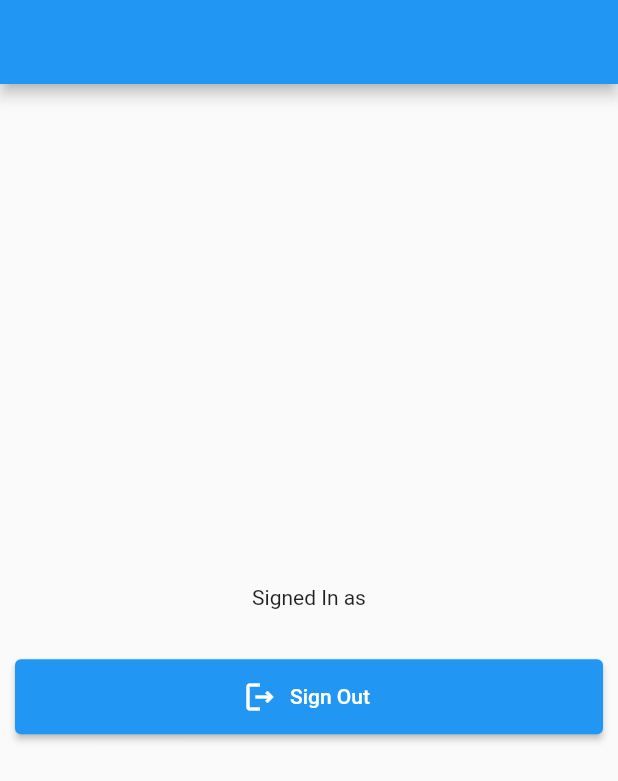
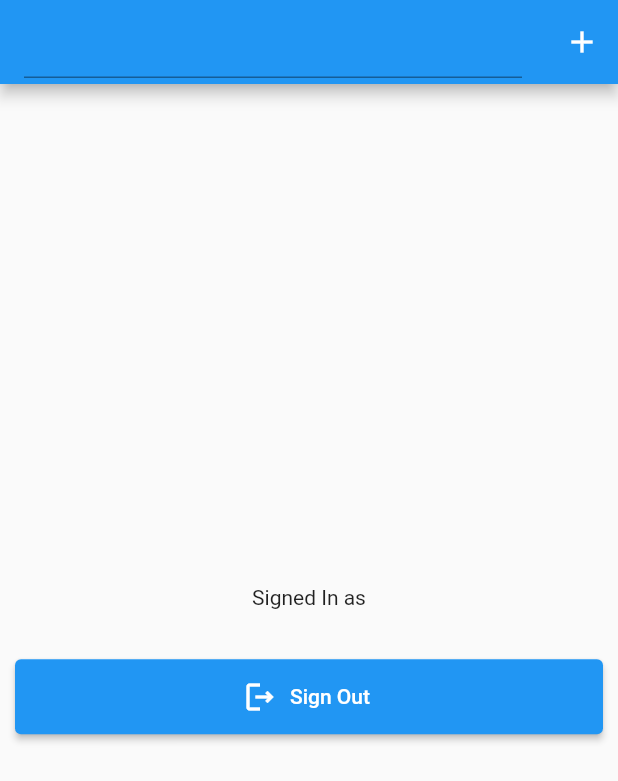
Before and after one commit to Zulfadlifauzi/flutter-firebase, a Flutter app: the screen it shows once a user with an empty profile is signed in, on a phone screen of 412 x 824 dp. Shown: the top 781 px of the screen. Run offline on Flutter 3.47's test engine with Material 2 defaults, Android fonts, the phone set to English and light mode, and no system bars; our stand-ins replace cloud_firestore, firebase_auth, firebase_core; accounts and stored records are empty.

```diff
--- /dev/null
+++ b/lib/models/add_user_model.dart
@@ -0,0 +1,9 @@
+class UserModel {
+  String? id;
+  String? name;
+  int? age;
+  DateTime? birthday;
+  UserModel({this.id = '', this.name, this.age, this.birthday});
+  Map<String, dynamic> toJson() =>
+      {'id': id, 'name': name, 'age': age, 'birthday': birthday};
+}
--- a/lib/screen/home_screen.dart
+++ b/lib/screen/home_screen.dart
@@ -1,7 +1,10 @@
+import 'package:cloud_firestore/cloud_firestore.dart';
+import 'package:donationapp/models/add_user_model.dart';
 import 'package:firebase_auth/firebase_auth.dart';
 import 'package:flutter/material.dart';
 import 'package:flutter/src/widgets/container.dart';
 import 'package:flutter/src/widgets/framework.dart';
+import 'package:uuid/uuid.dart';
 
 class HomeScreen extends StatefulWidget {
   const HomeScreen({super.key});
@@ -12,10 +15,24 @@ class HomeScreen extends StatefulWidget {
 
 class _HomeScreenState extends State<HomeScreen> {
   final userInfo = FirebaseAuth.instance.currentUser!;
+  TextEditingController controller = TextEditingController();
   @override
   Widget build(BuildContext context) {
     return Scaffold(
-      appBar: AppBar(),
+      appBar: AppBar(
+        title: TextFormField(
+          controller: controller,
+        ),
+        actions: [
+          IconButton(
+              onPressed: () {
+                final name = controller.text;
+                createUser(name: name);
+                controller.clear();
+              },
+              icon: const Icon(Icons.add))
+        ],
+      ),
       body: Center(
         child: Padding(
           padding: const EdgeInsets.symmetric(horizontal: 10),
@@ -43,4 +60,17 @@ class _HomeScreenState extends State<HomeScreen> {
       ),
     );
   }
+
+  Future createUser({required String name}) async {
+    var uuid = const Uuid();
+
+    //Reference to the document
+    final docUser =
+        FirebaseFirestore.instance.collection('users').doc(uuid.v4());
+    final json = UserModel(
+        id: docUser.id, name: name, age: 21, birthday: DateTime.now());
+    final jsonResponse = json.toJson();
+    //create new document and write new data to firestore
+    await docUser.set(jsonResponse);
+  }
 }
--- a/pubspec.yaml
+++ b/pubspec.yaml
@@ -38,6 +38,7 @@ dependencies:
   cupertino_icons: ^1.0.2
   cloud_firestore: ^4.2.0
   firebase_auth: ^4.2.0
+  uuid: ^3.0.7
 
 dev_dependencies:
   flutter_test:
```
Also changed, not shown: pubspec.lock.
